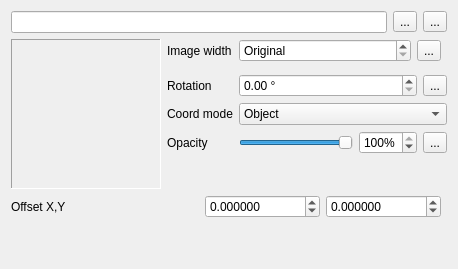
Before: the Qt Designer form SWGIS-DLLSrc/SWGIS-Gui/widget_rasterfill.ui in LZS1991/SWGIS, drawn with Qt 5.
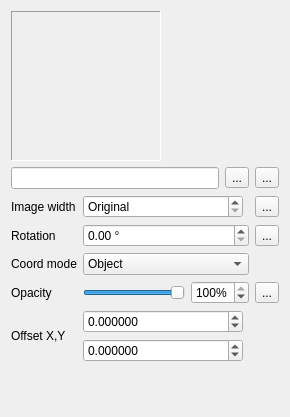
After: the same form once the commit is applied. Custom widgets are drawn as their Qt base class.

The edit to the form file:
```diff
--- a/SWGIS-DLLSrc/SWGIS-Gui/widget_rasterfill.ui
+++ b/SWGIS-DLLSrc/SWGIS-Gui/widget_rasterfill.ui
@@ -6,38 +6,25 @@
    <rect>
     <x>0</x>
     <y>0</y>
-    <width>458</width>
-    <height>269</height>
+    <width>290</width>
+    <height>417</height>
    </rect>
   </property>
   <property name="windowTitle">
    <string>Form</string>
   </property>
-  <layout class="QVBoxLayout" name="verticalLayout">
-   <item>
-    <layout class="QHBoxLayout" name="horizontalLayout">
-     <item>
-      <widget class="QLineEdit" name="mImageLineEdit"/>
-     </item>
-     <item>
-      <widget class="QToolButton" name="mBrowseToolButton">
+  <layout class="QGridLayout" name="gridLayout_2">
+   <item row="4" column="0">
+    <widget class="QLabel" name="label_3">
        <property name="text">
-        <string>...</string>
-       </property>
-      </widget>
-     </item>
-     <item>
-      <widget class="QgsDataDefinedButton" name="mFilenameDDBtn">
-       <property name="text">
-        <string>...</string>
+      <string>Coord mode</string>
+     </property>
+     <property name="buddy">
+      <cstring>cboCoordinateMode</cstring>
        </property>
       </widget>
      </item>
-    </layout>
-   </item>
-   <item>
-    <layout class="QGridLayout" name="gridLayout">
-     <item row="0" column="2">
+   <item row="2" column="1">
       <layout class="QHBoxLayout" name="horizontalLayout_2">
        <item>
         <widget class="QgsDoubleSpinBox" name="mWidthSpinBox">
@@ -61,13 +48,6 @@
          </property>
         </widget>
        </item>
-       <item>
-        <widget class="QgsDataDefinedButton" name="mWidthDDBtn">
-         <property name="text">
-          <string>...</string>
-         </property>
-        </widget>
-       </item>
        <item>
         <widget class="QgsUnitSelectionWidget" name="mWidthUnitWidget" native="true">
          <property name="minimumSize">
@@ -80,50 +60,14 @@
        </item>
       </layout>
      </item>
-     <item row="0" column="1">
-      <widget class="QLabel" name="mTextureWidthLabel">
+   <item row="1" column="2">
+    <widget class="QgsDataDefinedButton" name="mFilenameDDBtn">
        <property name="text">
-        <string>Image width</string>
-       </property>
-       <property name="buddy">
-        <cstring>mWidthSpinBox</cstring>
-       </property>
-      </widget>
-     </item>
-     <item row="4" column="1">
-      <widget class="QLabel" name="label">
-       <property name="text">
-        <string>Opacity</string>
-       </property>
-       <property name="buddy">
-        <cstring>mSliderTransparency</cstring>
-       </property>
-      </widget>
-     </item>
-     <item row="5" column="2">
-      <spacer name="verticalSpacer">
-       <property name="orientation">
-        <enum>Qt::Vertical</enum>
-       </property>
-       <property name="sizeHint" stdset="0">
-        <size>
-         <width>20</width>
-         <height>0</height>
-        </size>
-       </property>
-      </spacer>
-     </item>
+      <string>...</string>
+     </property>
+    </widget>
+   </item>
      <item row="3" column="1">
-      <widget class="QLabel" name="label_3">
-       <property name="text">
-        <string>Coord mode</string>
-       </property>
-       <property name="buddy">
-        <cstring>cboCoordinateMode</cstring>
-       </property>
-      </widget>
-     </item>
-     <item row="2" column="2">
       <layout class="QHBoxLayout" name="horizontalLayout_7">
        <item>
         <widget class="QgsDoubleSpinBox" name="mRotationSpinBox">
@@ -144,30 +88,31 @@
          </property>
         </widget>
        </item>
-       <item>
-        <widget class="QgsDataDefinedButton" name="mRotationDDBtn">
-         <property name="text">
-          <string>...</string>
-         </property>
-        </widget>
-       </item>
-      </layout>
-     </item>
-     <item row="3" column="2">
-      <widget class="QComboBox" name="cboCoordinateMode">
-       <item>
+    </layout>
+   </item>
+   <item row="5" column="2">
+    <widget class="QgsDataDefinedButton" name="mOpacityDDBtn">
         <property name="text">
-         <string>Object</string>
-        </property>
-       </item>
-       <item>
+      <string>...</string>
+     </property>
+    </widget>
+   </item>
+   <item row="3" column="0">
+    <widget class="QLabel" name="mRotationLabel">
         <property name="text">
-         <string>Viewport</string>
-        </property>
-       </item>
-      </widget>
-     </item>
-     <item row="0" column="0" rowspan="6">
+      <string>Rotation</string>
+     </property>
+     <property name="buddy">
+      <cstring>mRotationSpinBox</cstring>
+     </property>
+    </widget>
+   </item>
+   <item row="0" column="0" colspan="3">
+    <layout class="QHBoxLayout" name="horizontalLayout_4">
+     <property name="topMargin">
+      <number>0</number>
+     </property>
+     <item>
       <widget class="QLabel" name="mLabelImagePreview">
        <property name="sizePolicy">
         <sizepolicy hsizetype="Fixed" vsizetype="Fixed">
@@ -198,67 +143,22 @@
        </property>
       </widget>
      </item>
-     <item row="4" column="2">
-      <layout class="QHBoxLayout" name="horizontalLayout_3" stretch="1,0,0">
        <item>
-        <widget class="QSlider" name="mSliderTransparency">
-         <property name="sizePolicy">
-          <sizepolicy hsizetype="Preferred" vsizetype="Fixed">
-           <horstretch>0</horstretch>
-           <verstretch>0</verstretch>
-          </sizepolicy>
-         </property>
-         <property name="maximum">
-          <number>100</number>
-         </property>
-         <property name="value">
-          <number>100</number>
-         </property>
+      <spacer name="horizontalSpacer">
          <property name="orientation">
           <enum>Qt::Horizontal</enum>
          </property>
-        </widget>
-       </item>
-       <item>
-        <widget class="QSpinBox" name="mSpinTransparency">
-         <property name="suffix">
-          <string>%</string>
-         </property>
-         <property name="minimum">
-          <number>0</number>
-         </property>
-         <property name="maximum">
-          <number>100</number>
-         </property>
-         <property name="value">
-          <number>100</number>
-         </property>
-        </widget>
-       </item>
-       <item>
-        <widget class="QgsDataDefinedButton" name="mOpacityDDBtn">
-         <property name="text">
-          <string>...</string>
-         </property>
-        </widget>
-       </item>
-      </layout>
-     </item>
-     <item row="2" column="1">
-      <widget class="QLabel" name="mRotationLabel">
-       <property name="text">
-        <string>Rotation</string>
-       </property>
-       <property name="buddy">
-        <cstring>mRotationSpinBox</cstring>
-       </property>
-      </widget>
-     </item>
-    </layout>
-   </item>
-   <item>
-    <layout class="QHBoxLayout" name="horizontalLayout_5">
-     <item>
+       <property name="sizeHint" stdset="0">
+        <size>
+         <width>40</width>
+         <height>20</height>
+        </size>
+       </property>
+      </spacer>
+     </item>
+    </layout>
+   </item>
+   <item row="6" column="0">
       <widget class="QLabel" name="label_7">
        <property name="text">
         <string>Offset X,Y</string>
@@ -268,9 +168,9 @@
        </property>
       </widget>
      </item>
-     <item>
-      <layout class="QHBoxLayout" name="horizontalLayout_4">
-       <item>
+   <item row="6" column="1">
+    <layout class="QGridLayout" name="gridLayout">
+     <item row="0" column="0">
         <widget class="QgsDoubleSpinBox" name="mSpinOffsetX">
          <property name="sizePolicy">
           <sizepolicy hsizetype="Minimum" vsizetype="Fixed">
@@ -292,29 +192,7 @@
          </property>
         </widget>
        </item>
-       <item>
-        <widget class="QgsDoubleSpinBox" name="mSpinOffsetY">
-         <property name="sizePolicy">
-          <sizepolicy hsizetype="Minimum" vsizetype="Fixed">
-           <horstretch>1</horstretch>
-           <verstretch>0</verstretch>
-          </sizepolicy>
-         </property>
-         <property name="decimals">
-          <number>6</number>
-         </property>
-         <property name="minimum">
-          <double>-99999999.989999994635582</double>
-         </property>
-         <property name="maximum">
-          <double>99999999.989999994635582</double>
-         </property>
-         <property name="singleStep">
-          <double>0.200000000000000</double>
-         </property>
-        </widget>
-       </item>
-       <item>
+     <item row="0" column="1" rowspan="2">
         <widget class="QgsUnitSelectionWidget" name="mOffsetUnitWidget" native="true">
          <property name="minimumSize">
           <size>
@@ -324,12 +202,133 @@
          </property>
         </widget>
        </item>
-      </layout>
-     </item>
+     <item row="1" column="0">
+      <widget class="QgsDoubleSpinBox" name="mSpinOffsetY">
+       <property name="sizePolicy">
+        <sizepolicy hsizetype="Minimum" vsizetype="Fixed">
+         <horstretch>1</horstretch>
+         <verstretch>0</verstretch>
+        </sizepolicy>
+       </property>
+       <property name="decimals">
+        <number>6</number>
+       </property>
+       <property name="minimum">
+        <double>-99999999.989999994635582</double>
+       </property>
+       <property name="maximum">
+        <double>99999999.989999994635582</double>
+       </property>
+       <property name="singleStep">
+        <double>0.200000000000000</double>
+       </property>
+      </widget>
+     </item>
+    </layout>
+   </item>
+   <item row="2" column="0">
+    <widget class="QLabel" name="mTextureWidthLabel">
+     <property name="text">
+      <string>Image width</string>
+     </property>
+     <property name="buddy">
+      <cstring>mWidthSpinBox</cstring>
+     </property>
+    </widget>
+   </item>
+   <item row="5" column="0">
+    <widget class="QLabel" name="label">
+     <property name="text">
+      <string>Opacity</string>
+     </property>
+     <property name="buddy">
+      <cstring>mSliderTransparency</cstring>
+     </property>
+    </widget>
+   </item>
+   <item row="1" column="0" colspan="2">
+    <layout class="QHBoxLayout" name="horizontalLayout">
+     <item>
+      <widget class="QLineEdit" name="mImageLineEdit"/>
+     </item>
+     <item>
+      <widget class="QToolButton" name="mBrowseToolButton">
+       <property name="text">
+        <string>...</string>
+       </property>
+      </widget>
+     </item>
     </layout>
    </item>
+   <item row="4" column="1">
+    <widget class="QComboBox" name="cboCoordinateMode">
    <item>
-    <spacer name="verticalSpacer_2">
+      <property name="text">
+       <string>Object</string>
+      </property>
+     </item>
+     <item>
+      <property name="text">
+       <string>Viewport</string>
+      </property>
+     </item>
+    </widget>
+   </item>
+   <item row="2" column="2">
+    <widget class="QgsDataDefinedButton" name="mWidthDDBtn">
+     <property name="text">
+      <string>...</string>
+     </property>
+    </widget>
+   </item>
+   <item row="3" column="2">
+    <widget class="QgsDataDefinedButton" name="mRotationDDBtn">
+     <property name="text">
+      <string>...</string>
+     </property>
+    </widget>
+   </item>
+   <item row="5" column="1">
+    <layout class="QHBoxLayout" name="horizontalLayout_3" stretch="1,0">
+     <item>
+      <widget class="QSlider" name="mSliderTransparency">
+       <property name="sizePolicy">
+        <sizepolicy hsizetype="Preferred" vsizetype="Fixed">
+         <horstretch>0</horstretch>
+         <verstretch>0</verstretch>
+        </sizepolicy>
+       </property>
+       <property name="maximum">
+        <number>100</number>
+       </property>
+       <property name="value">
+        <number>100</number>
+       </property>
+       <property name="orientation">
+        <enum>Qt::Horizontal</enum>
+       </property>
+      </widget>
+     </item>
+     <item>
+      <widget class="QSpinBox" name="mSpinTransparency">
+       <property name="suffix">
+        <string>%</string>
+       </property>
+       <property name="minimum">
+        <number>0</number>
+       </property>
+       <property name="maximum">
+        <number>100</number>
+       </property>
+       <property name="value">
+        <number>100</number>
+       </property>
+      </widget>
+     </item>
+    </layout>
+   </item>
+   <item row="7" column="0">
+    <spacer name="verticalSpacer">
      <property name="orientation">
       <enum>Qt::Vertical</enum>
      </property>
@@ -344,6 +343,11 @@
   </layout>
  </widget>
  <customwidgets>
+  <customwidget>
+   <class>QgsDataDefinedButton</class>
+   <extends>QToolButton</extends>
+   <header>qgsdatadefinedbutton.h</header>
+  </customwidget>
   <customwidget>
    <class>QgsDoubleSpinBox</class>
    <extends>QDoubleSpinBox</extends>
@@ -355,11 +359,6 @@
    <header>qgsunitselectionwidget.h</header>
    <container>1</container>
   </customwidget>
-  <customwidget>
-   <class>QgsDataDefinedButton</class>
-   <extends>QToolButton</extends>
-   <header>qgsdatadefinedbutton.h</header>
-  </customwidget>
  </customwidgets>
  <tabstops>
   <tabstop>mImageLineEdit</tabstop>
```
Left out of the diff: 4 changed lines with no effect on the pictures. Lines whose indentation alone changed are shown as unchanged.
